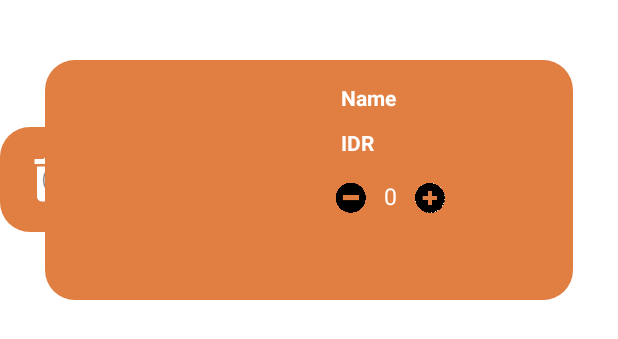
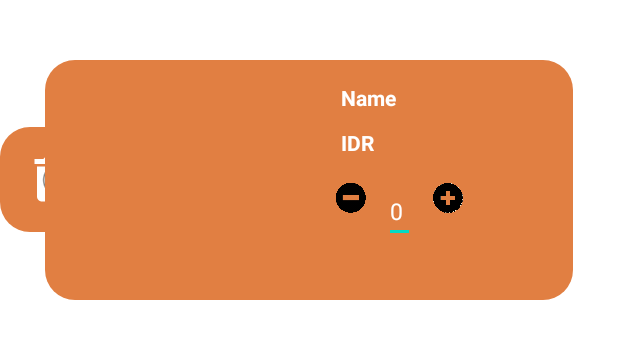
Before and after one commit to AndikaHilmiHamdani/Coffeeshop1, an Android app: the layout swipe_layout.xml on its own in the app's theme, with its tools: preview values and no code run, on a phone screen of 412 x 824 dp. Shown: the top 339 px of the screen. Run offline under Robolectric (Android 15) with nearby library versions, the light colour scheme and no system bars; plain views replace SwipeLayout.

Commit message:
plusbtn bugs

```diff
--- a/app/src/main/java/com/android/cofeeshop/CartActivity.java
+++ b/app/src/main/java/com/android/cofeeshop/CartActivity.java
@@ -71,8 +71,8 @@ public class CartActivity extends AppCompatActivity {
     }
     public void loadData() {
             //mDataSet.add(new CoffeeModel("AMERICANO", "18K", "@drawable/kopi1"));
-            mDataSet.add(new CoffeeModel("LATTE", "18K", "@drawable/kopi2"));
-            mDataSet.add(new CoffeeModel("MACCHIATO", "20K", "@drawable/kopi3"));
+            mDataSet.add(new CoffeeModel("LATTE", 18000, "@drawable/kopi2"));
+            mDataSet.add(new CoffeeModel("MACCHIATO", 20000, "@drawable/kopi3"));
     }
     @Override
     public boolean onOptionsItemSelected(MenuItem item) {
--- a/app/src/main/res/layout/swipe_layout.xml
+++ b/app/src/main/res/layout/swipe_layout.xml
@@ -92,37 +92,37 @@
             android:layout_marginHorizontal="30dp"
             android:layout_marginVertical="20dp"
             >
+
             <LinearLayout
                 android:layout_width="match_parent"
                 android:layout_height="match_parent"
+                android:layout_alignParentEnd="true"
+                android:layout_marginVertical="20dp"
                 android:background="@drawable/rounded_corner"
-                android:layout_marginVertical="20dp"
-                android:orientation="vertical"
-                android:layout_alignParentEnd="true"
-                >
-            </LinearLayout>
+                android:orientation="vertical"></LinearLayout>
 
             <ImageView
                 android:id="@+id/imageViewInfo"
                 android:layout_width="150dp"
                 android:layout_height="match_parent" />
+
             <LinearLayout
                 android:layout_width="170dp"
                 android:layout_height="wrap_content"
+                android:layout_alignParentEnd="true"
                 android:layout_marginVertical="20dp"
-                android:padding="10dp"
                 android:orientation="vertical"
-                android:layout_alignParentEnd="true"
-                >
+                android:padding="10dp">
+
                 <TextView
                     android:id="@+id/Name"
                     android:layout_width="match_parent"
                     android:layout_height="wrap_content"
                     android:layout_margin="5dp"
                     android:text="Name"
-                    android:textStyle="bold"
                     android:textColor="@android:color/white"
-                    android:textSize="14sp"/>
+                    android:textSize="14sp"
+                    android:textStyle="bold" />
 
                 <TextView
                     android:id="@+id/price"
@@ -130,32 +130,35 @@
                     android:layout_height="wrap_content"
                     android:layout_margin="5dp"
                     android:text="IDR"
-                    android:textStyle="bold"
                     android:textColor="@android:color/white"
-                    android:textSize="14sp"/>
+                    android:textSize="14sp"
+                    android:textStyle="bold" />
 
                 <LinearLayout
                     android:layout_width="wrap_content"
                     android:layout_height="wrap_content"
-                    android:orientation="horizontal"
-                    android:layout_marginTop="10dp">
+                    android:layout_marginTop="10dp"
+                    android:orientation="horizontal">
+
                     <ImageButton
                         android:layout_width="24dp"
                         android:layout_height="24dp"
-                        android:background="@drawable/minus"
-                        />
-                    <TextView
+                        android:background="@drawable/minus" />
+
+                    <EditText
                         android:id="@+id/countItem"
                         android:layout_width="match_parent"
                         android:layout_height="wrap_content"
                         android:layout_marginHorizontal="10dp"
                         android:text="0"
                         android:textColor="@android:color/white"
-                        android:textSize="15sp"/>
+                        android:textSize="15sp" />
+
                     <ImageButton
+                        android:id="@+id/plusButton"
                         android:layout_width="24dp"
                         android:layout_height="24dp"
-                        android:background="@drawable/plus"/>
+                        android:background="@drawable/plus" />
                 </LinearLayout>
 
             </LinearLayout>
```
Also changed, not shown: app/src/main/java/com/android/cofeeshop/adapter/SwipeRecyclerViewAdapter.java (+21 -1 lines), app/src/main/java/com/android/cofeeshop/model/CoffeeModel.java (+13 -5 lines).
